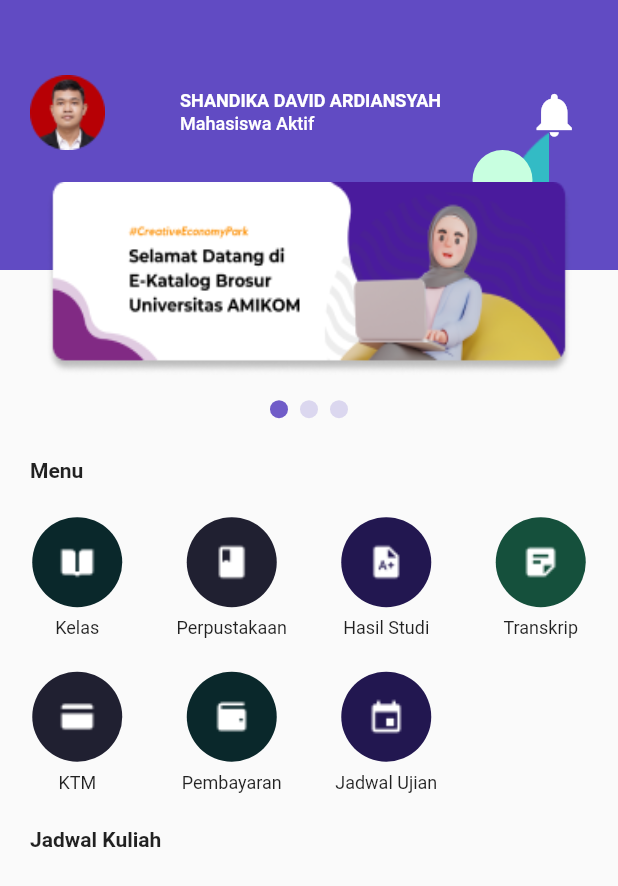
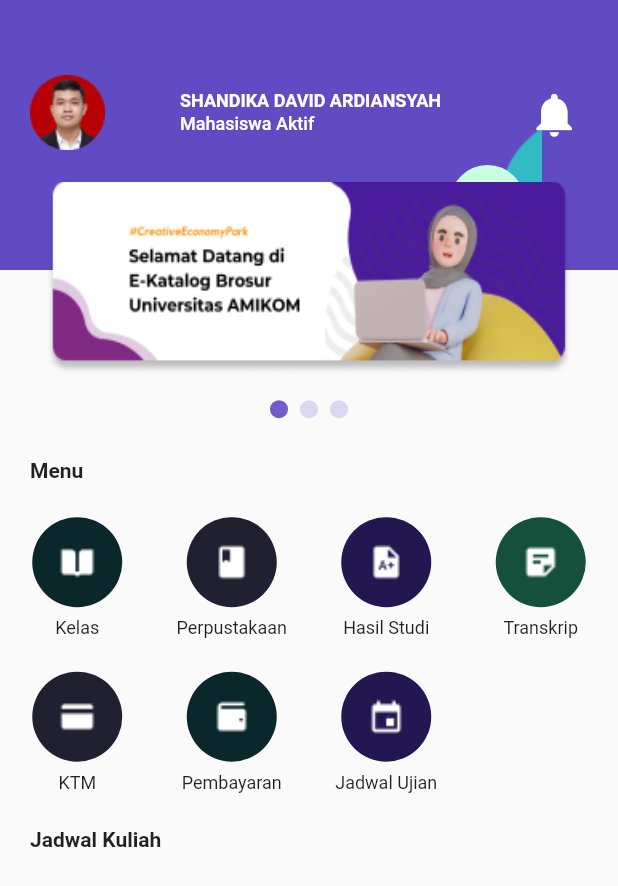
Before and after one commit to shandikadav/kampusku-app, a Flutter app: the HomePage screen opened by its route, on a phone screen of 412 x 824 dp. Shown: the top 886 px of the screen. Run offline on Flutter 3.47's test engine with Material 2 defaults, Android fonts, the phone set to English and light mode, and no system bars; drawn by our look-alikes of carousel_slider.

Commit message:
fixing vector & circle pos

```diff
--- a/lib/pages/homepage.dart
+++ b/lib/pages/homepage.dart
@@ -128,18 +128,24 @@
               height: 180,
               width: double.infinity,
               color: Color.fromARGB(255, 97, 75, 195),
-            ),
-            Padding(
-              padding: const EdgeInsets.only(left: 340, top: 73),
+              child: Stack(
+                children: [
+                  Positioned(
+                    left: 335,
+                    top: 70,
                     child: Image.asset(
                       'assets/Vector 1.png',
                     ),
                   ),
-            Padding(
-              padding: const EdgeInsets.only(left: 315, top: 100),
+                  Positioned(
+                    left: 300,
+                    top: 110,
                     child: CircleAvatar(
                       backgroundColor: Color.fromARGB(255, 200, 255, 224),
-                radius: 20,
+                      radius: 25,
+                    ),
+                  ),
+                ],
               ),
             ),
             Column(
@@ -199,11 +205,8 @@
                     ),
                   ],
                 ),
-                Padding(
-                  padding: const EdgeInsets.only(left: 10, right: 10),
-                  child: SizedBox(
+                SizedBox(
                   height: 21,
-                  ),
                 ),
                 CarouselSlider(
                   items: imageSliders,
@@ -232,7 +235,8 @@
                             EdgeInsets.symmetric(vertical: 17, horizontal: 4.0),
                         decoration: BoxDecoration(
                           shape: BoxShape.circle,
-                          color: (Theme.of(context).brightness == Brightness.dark
+                          color: (Theme.of(context).brightness ==
+                                      Brightness.dark
                                   ? Colors.white
                                   : Color.fromARGB(255, 97, 75, 195))
                               .withOpacity(_current == entry.key ? 0.9 : 0.2),
```
Lines whose indentation alone changed are shown as unchanged.
